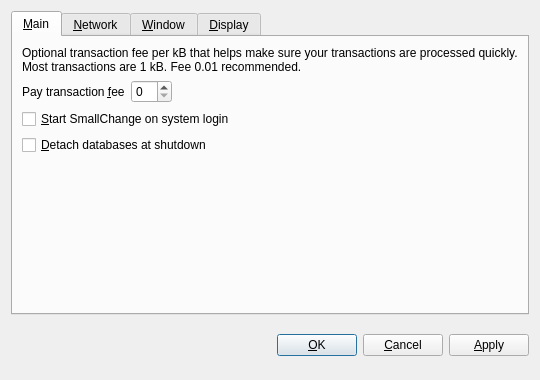
Qt form src/qt/forms/optionsdialog.ui (NewCenturyCoin/newcenturycoin) before a commit.
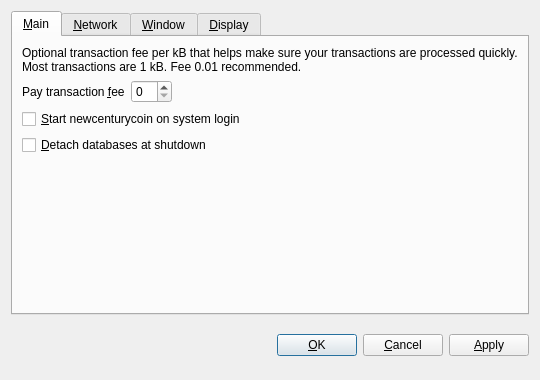
The same form after that commit. The open tabs and pages were chosen to show the change. Custom widgets are drawn as their Qt base class.

```diff
--- a/src/qt/forms/optionsdialog.ui
+++ b/src/qt/forms/optionsdialog.ui
@@ -82,7 +82,7 @@
           <string>Automatically start SmallChange after logging in to the system.</string>
          </property>
          <property name="text">
-          <string>&amp;Start SmallChange on system login</string>
+          <string>&amp;Start newcenturycoin on system login</string>
          </property>
         </widget>
        </item>
```
Left out of the diff: 10 changed lines with no effect on the pictures.
